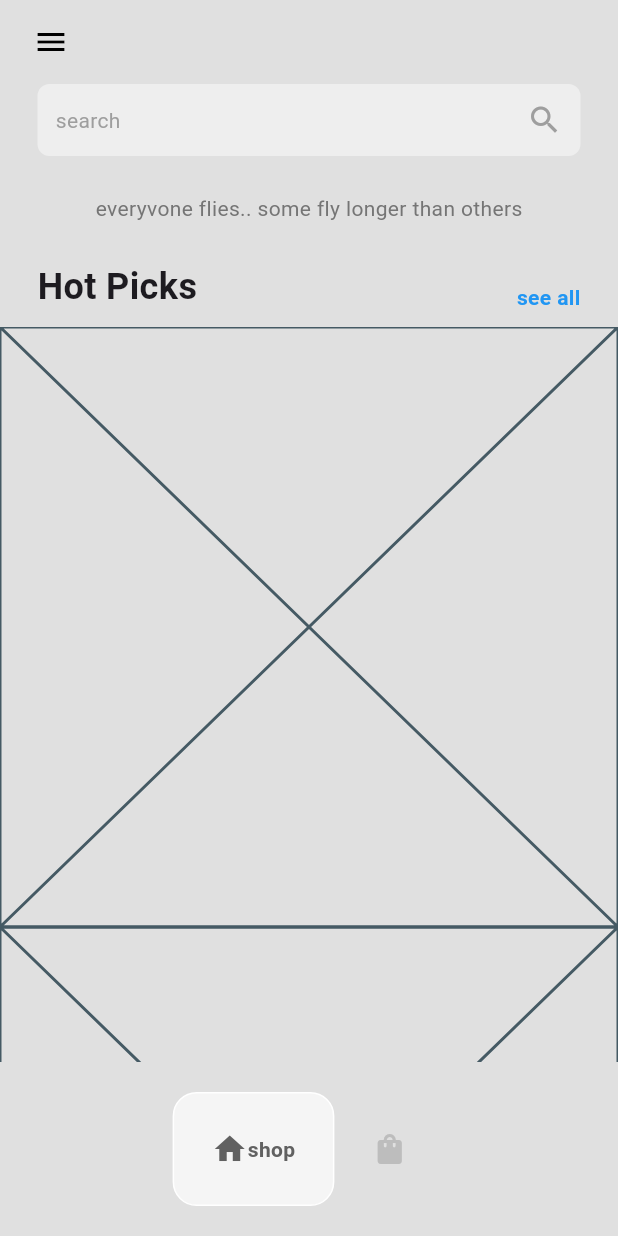
After one commit to ancsaul/fluuder, a Flutter app: the screen it shows after launch, after a tap on "Shop now", on a phone screen of 412 x 824 dp. The commit adds this screen. Run offline on Flutter 3.47's test engine with Material 3 defaults, Android fonts, the phone set to English and light mode, and no system bars; drawn by our look-alikes of google_nav_bar.

Commit message:
menu control

```diff
--- a/note_app/flutter_application_1/lib/components/bottom_nav_bar.dart
+++ b/note_app/flutter_application_1/lib/components/bottom_nav_bar.dart
@@ -2,16 +2,21 @@ import 'package:flutter/material.dart';
 import 'package:google_nav_bar/google_nav_bar.dart';
 
 class MyBottomNavBar extends StatelessWidget {
-  const MyBottomNavBar({super.key});
+  void Function(int)? onTabChange;
+  MyBottomNavBar({super.key, required this.onTabChange});
 
   @override
   Widget build(BuildContext context) {
     return Container(
+      padding: EdgeInsets.symmetric(vertical: 20),
       child: GNav(
         color: Colors.grey[400],
         activeColor: Colors.grey.shade700,
         tabActiveBorder: Border.all(color: Colors.white),
         tabBackgroundColor: Colors.grey.shade100,
+        mainAxisAlignment: MainAxisAlignment.center,
+        tabBorderRadius: 16,
+        onTabChange: (value) => onTabChange!(value),
         tabs: const [
           GButton(
             icon: Icons.home,
--- /dev/null
+++ b/note_app/flutter_application_1/lib/components/shoe_tile.dart
@@ -0,0 +1,13 @@
+import 'package:flutter/material.dart';
+
+import '../models/shoe.dart';
+
+class ShoeTile extends StatelessWidget {
+  Shoe shoe
+  const ShoeTile({super.key});
+
+  @override
+  Widget build(BuildContext context) {
+    return const Placeholder();
+  }
+}
--- /dev/null
+++ b/note_app/flutter_application_1/lib/models/shoe.dart
@@ -0,0 +1,13 @@
+class Shoe {
+  final String name;
+  final String price;
+  final String imagePath;
+  final String description;
+
+  Shoe({
+    required this.name,
+    required this.price,
+    required this.description,
+    required this.imagePath,
+  });
+}
--- /dev/null
+++ b/note_app/flutter_application_1/lib/pages/cart_page.dart
@@ -0,0 +1,10 @@
+import 'package:flutter/material.dart';
+
+class CartPage extends StatelessWidget {
+  const CartPage({super.key});
+
+  @override
+  Widget build(BuildContext context) {
+    return Center(child: Text('cart'),);
+  }
+}
--- a/note_app/flutter_application_1/lib/pages/home_page.dart
+++ b/note_app/flutter_application_1/lib/pages/home_page.dart
@@ -1,6 +1,9 @@
 import 'package:flutter/material.dart';
 
 import 'package:flutter_application_1/components/bottom_nav_bar.dart';
+
+import 'cart_page.dart';
+import 'shop_page.dart';
 
 
 class HomePage extends StatefulWidget {
@@ -11,10 +14,122 @@ class HomePage extends StatefulWidget {
 }
 
 class _HomePageState extends State<HomePage> {
+  //this selected index in  to control the bottom nav bar
+  int _selectedIndex = 0;
+
+  //this method will update our selected index
+  // when  the user  taps  on the bottom bar
+  void navigateBottomBar(int index){
+    setState(() {
+      _selectedIndex = index;
+    });
+  }
+
+  //pages to display
+  final List<Widget> _pages = [
+    //shop page
+    const ShopPage(),
+
+    //cart page
+    const CartPage(),
+  ];
+
   @override
   Widget build(BuildContext context) {
     return Scaffold(
-      bottomNavigationBar: MyBottomNavBar(),
+      backgroundColor: Colors.grey[300],
+      bottomNavigationBar: MyBottomNavBar(
+        onTabChange: (index) => navigateBottomBar(index),
+      ),
+      appBar: AppBar(
+        backgroundColor: Colors.transparent,
+        elevation: 0,
+        leading: Builder(
+          builder: (context) => IconButton(
+            icon: const Padding(
+              padding:  EdgeInsets.only(left: 12.0),
+              child:  Icon(
+                Icons.menu,
+                color: Colors.black,
+                 ),
+            ),
+               onPressed: () {
+                Scaffold.of(context).openDrawer();
+              },
+              )
+          ),
+      ),
+      drawer: Drawer(
+        backgroundColor: Colors.grey[900],
+        child: Column(
+          mainAxisAlignment: MainAxisAlignment.spaceBetween,
+          children: [
+            Column(
+              children: [
+                //logo
+            DrawerHeader(
+              child: Image.asset(
+                'lib/images/nike1.png',
+                color: Colors.white,
+              ),
+            ),
+            Padding(
+              padding: const EdgeInsets.symmetric(horizontal: 25.0),
+              child: Divider(
+                color: Colors.grey[800],
+              ),
+            ),
+
+            //other pages
+            const Padding(
+              padding: EdgeInsets.only(left: 25.0),
+              child: ListTile(
+                leading: Icon(
+                  Icons.home,
+                  color: Colors.white,
+                ),
+                title: Text(
+                  'Home',
+                  style: TextStyle(color: Colors.white),
+                ),
+              ),
+            ),
+
+            const Padding(
+              padding: EdgeInsets.only(left: 25.0, bottom: 25),
+              child: ListTile(
+                leading: Icon(
+                  Icons.info,
+                  color: Colors.white,
+                ),
+                title: Text(
+                  'about',
+                  style: TextStyle(color: Colors.white),
+                ),
+              ),
+            ),
+
+              ],
+            ),
+
+            const Padding(
+              padding: EdgeInsets.only(left: 25.0),
+              child: ListTile(
+                leading: Icon(
+                  Icons.logout,
+                  color: Colors.white,
+                ),
+                title: Text(
+                  'logout',
+                  style: TextStyle(color: Colors.white),
+                ),
+              ),
+            ),
+
+          ],
+        ),
+      ),
+      body: _pages[_selectedIndex],
     );
   }
 }
--- a/note_app/flutter_application_1/lib/pages/intro_page.dart
+++ b/note_app/flutter_application_1/lib/pages/intro_page.dart
@@ -20,7 +20,7 @@ class IntroPage extends StatelessWidget {
               Padding(
                 padding: const EdgeInsets.all(25.0),
                 child: Image.asset(
-                  'lib/images/chocolate_donut.png',
+                  'lib/images/nike1.png',
                   height: 240,
                 ),
               ),
--- /dev/null
+++ b/note_app/flutter_application_1/lib/pages/shop_page.dart
@@ -0,0 +1,85 @@
+import 'package:flutter/material.dart';
+
+import '../components/shoe_tile.dart';
+
+class ShopPage extends StatefulWidget {
+  const ShopPage({super.key});
+
+  @override
+  State<ShopPage> createState() => _ShopPageState();
+}
+
+class _ShopPageState extends State<ShopPage> {
+  @override
+  Widget build(BuildContext context) {
+    return Column(
+      children: [
+        //searhc bar
+        Container(
+          padding:  const EdgeInsets.all(12),
+          margin: const EdgeInsets.symmetric(horizontal: 25),
+          decoration: BoxDecoration(
+            color: Colors.grey[200],
+            borderRadius: BorderRadius.circular(8),
+          ),
+          child: Row(
+            mainAxisAlignment: MainAxisAlignment.spaceBetween,
+            children: const [
+              Text(
+                'search',
+                style: TextStyle(color: Colors.grey),
+              ),
+              Icon(
+                Icons.search,
+                color: Colors.grey,
+              ),
+            ],
+          ),
+        ),
+
+        //mesage
+        Padding(
+          padding: const EdgeInsets.symmetric(vertical: 25),
+          child: Text(
+            'everyvone flies.. some fly longer than others',
+            style: TextStyle(color: Colors.grey[600]),
+          ),
+        ),
+
+        //hot picks
+        Padding(
+          padding: const EdgeInsets.symmetric(horizontal: 25.0),
+          child: Row(
+            mainAxisAlignment: MainAxisAlignment.spaceBetween,
+            crossAxisAlignment: CrossAxisAlignment.end,
+            children: const[
+              Text(
+                'Hot Picks',
+                style: TextStyle(
+                  fontWeight: FontWeight.bold,
+                  fontSize: 24,
+                )
+
+              ),
+              Text(
+                'see all',
+                style: TextStyle(
+                  fontWeight: FontWeight.bold,
+                  color: Colors.blue,
+                  ),
+              ),
+            ],
+          ),
+        ),
+        const SizedBox(height: 10),
+        Expanded(
+          child: ListView.builder(
+            itemBuilder: (context, index){
+              return ShoeTile();
+            },
+          ))
+
+      ],
+    );
+  }
+}
```
